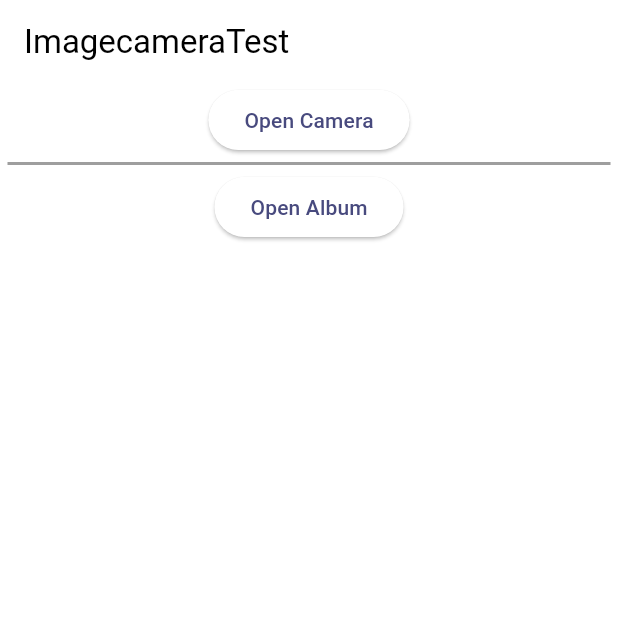
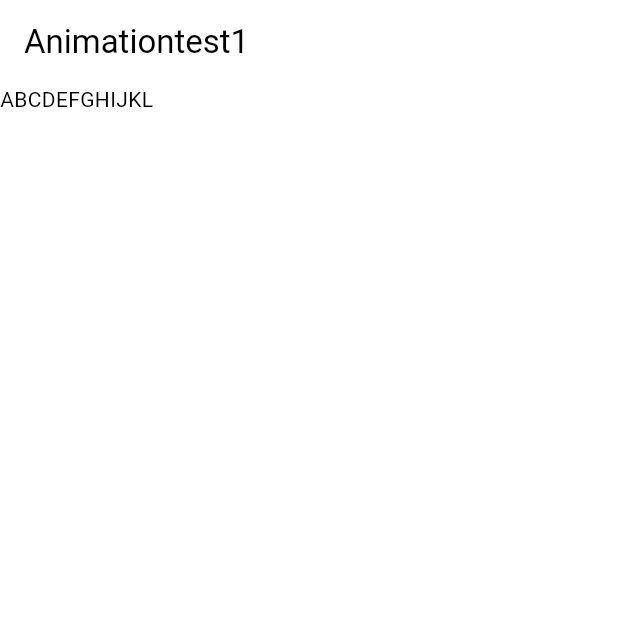
Before and after one commit to Yomiamy/FlutterPractice, a Flutter app: the screen it shows after launch, on a phone screen of 412 x 824 dp, the top half of it. Run offline on Flutter 3.47's test engine with Material 3 defaults, Android fonts, the phone set to English and light mode, and no system bars; our stand-ins replace bloc, camera, dio, equatable, flutter_bloc, formz and 5 more; missing offline and left inert: dart:ffi, drag_container; accounts and stored records are empty.

Commit message:
(Animation) AnimationController, Animation, Tween and Curve

```diff
--- /dev/null
+++ b/lib/animation/AnimationTest1.dart
@@ -0,0 +1,78 @@
+import 'dart:ffi';
+
+import 'package:flutter/material.dart';
+import 'package:flutter_practice/animation/TypingTween.dart';
+
+class Animationtest1 extends StatefulWidget {
+  const Animationtest1({super.key});
+
+  @override
+  State<Animationtest1> createState() => _Animationtest1State();
+}
+
+class _Animationtest1State extends State<Animationtest1> with SingleTickerProviderStateMixin {
+
+  late AnimationController _anaimationController;
+  late Animation _animation1;
+  late Animation _animation2;
+  late Animation _animation3;
+  late Animation _animation4;
+  late Animation _animation5;
+
+  @override
+  void initState() {
+    super.initState();
+
+    _anaimationController = AnimationController(vsync: this,  duration: const Duration(seconds: 2));
+
+    // _animation1 = _anaimationController.drive(Tween<Offset>(
+    //     begin: const Offset(0.0, 0.0),
+    //     end: const Offset(100, 200))
+    // );
+
+    // _animation2 = Tween<Offset>(
+    //     begin: const Offset(0.0, 0.0),
+    //     end: const Offset(100.0, 200.0)
+    // ).animate(_anaimationController);
+
+    // _animation3 = Tween(begin: 0.0, end: 20.0)
+    //     .chain(CurveTween(curve: Curves.easeIn))
+    //     .animate(_anaimationController);
+
+    _animation3 = TypeTween(begin: "", end: "ABCDEFGHIJKL")
+        .chain(CurveTween(curve: Curves.easeIn))
+        .animate(_anaimationController);
+
+    // _animation4 = CurvedAnimation(parent: _anaimationController, curve: Curves.easeInOut);
+
+    // _animation5 = CurvedAnimation(
+    //     parent: _anaimationController,
+    //     curve: const Interval(0, .6, curve: Curves.fastOutSlowIn));
+  }
+
+  @override
+  void dispose() {
+    _anaimationController.dispose();
+
+    super.dispose();
+  }
+
+  @override
+  Widget build(BuildContext context) {
+    _anaimationController.forward();
+
+    return Scaffold(
+        appBar: AppBar(
+          title: const Text('Animationtest1'),
+        ),
+        body: AnimatedBuilder(
+            animation: _anaimationController,
+            builder: (context, _) {
+              return Container(
+                child: Text( _animation3.value)
+              );
+            }
+        )
+    );
+  }
+}
--- /dev/null
+++ b/lib/animation/TypingTween.dart
@@ -0,0 +1,15 @@
+import 'package:flutter/animation.dart';
+
+class TypeTween extends Tween<String> {
+
+  TypeTween({String super.begin = '', super.end});
+
+  @override
+  String lerp(double t) {
+    final endStringLength = end?.length ?? 0;
+    final cutPosition = (endStringLength * t).round();
+    final displayedText = end?.substring(0, cutPosition) ?? '';
+
+    return displayedText;
+  }
+}
--- a/lib/main.dart
+++ b/lib/main.dart
@@ -26,6 +26,7 @@ import 'package:flutter_practice/text_field/LengthLineLimitTextField.dart';
 import 'package:flutter_practice/text_field/SearchStaticBarTextField.dart';
 import 'package:local_storage_todos_api/local_storage_todos_api.dart';
 
+import 'animation/AnimationTest1.dart';
 import 'bloc/increment_count_with_test/view/increment_count_page.dart';
 import 'bloc/infinite_list/view/posts_page.dart';
 import 'bloc/timer/bloc/timer_view.dart';
@@ -71,6 +72,6 @@ class MyApp extends StatelessWidget {
                 primary: Color.fromRGBO(72, 74, 126, 1)
             )
         ),
-        home: const ImagecameraTest());
+        home: const Animationtest1());
   }
 }
```
